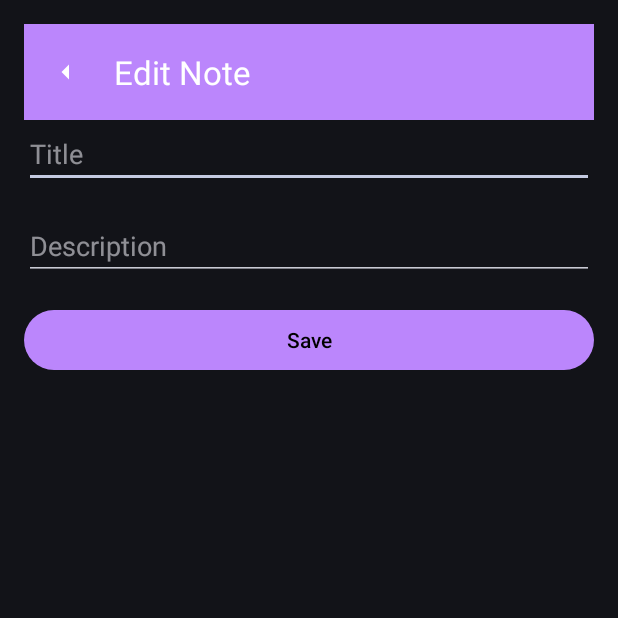
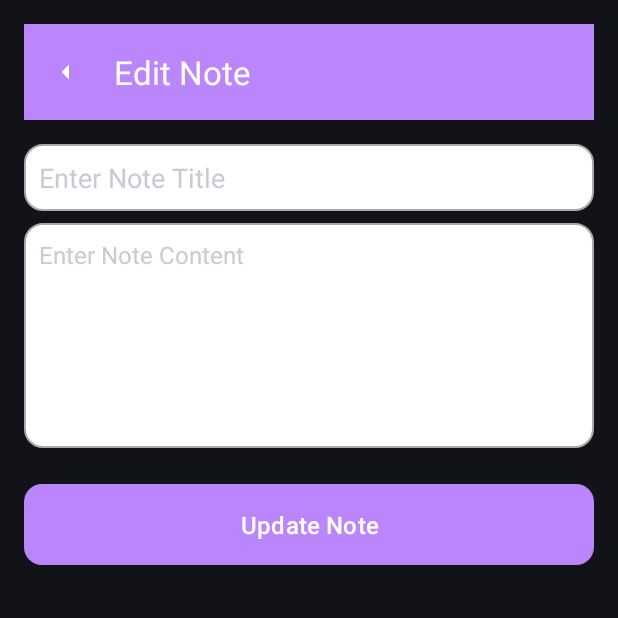
Before and after one commit to MeteorBlitz/note-taking-app, an Android app: the EditNoteActivity screen opened directly, with no data from a screen before it, on a phone screen of 412 x 824 dp, the top half of it. Run offline under Robolectric (Android 15) with nearby library versions, the phone set to English and light mode, and no system bars; our stand-ins replace Dagger/Hilt's generated code.

Commit message:
improved add 7 edit page UI

```diff
--- /dev/null
+++ b/app/src/main/res/drawable/rounded_button.xml
@@ -0,0 +1,5 @@
+<?xml version="1.0" encoding="utf-8"?>
+<shape xmlns:android="http://schemas.android.com/apk/res/android">
+    <solid android:color="?attr/colorPrimary" />
+    <corners android:radius="12dp" />
+</shape>
--- /dev/null
+++ b/app/src/main/res/drawable/rounded_edit_text.xml
@@ -0,0 +1,6 @@
+<?xml version="1.0" encoding="utf-8"?>
+<shape xmlns:android="http://schemas.android.com/apk/res/android">
+    <solid android:color="@android:color/white"/>
+    <corners android:radius="12dp"/>
+    <stroke android:color="@android:color/darker_gray" android:width="1dp"/>
+</shape>
--- a/app/src/main/res/layout/activity_edit_note.xml
+++ b/app/src/main/res/layout/activity_edit_note.xml
@@ -1,12 +1,13 @@
 <?xml version="1.0" encoding="utf-8"?>
-<!-- edit_note_activity.xml -->
 <LinearLayout xmlns:android="http://schemas.android.com/apk/res/android"
     android:layout_width="match_parent"
     android:layout_height="match_parent"
     android:fitsSystemWindows="true"
     android:orientation="vertical"
-    android:padding="16dp">
+    android:padding="16dp"
+    android:background="?android:attr/windowBackground">
 
+    <!-- Toolbar for the app title or back navigation -->
     <androidx.appcompat.widget.Toolbar
         android:id="@+id/toolbar"
         android:layout_width="match_parent"
@@ -14,23 +15,49 @@
         android:background="?attr/colorPrimary"
         android:elevation="4dp"/>
 
+    <!-- Note Title EditText -->
     <EditText
         android:id="@+id/etTitle"
         android:layout_width="match_parent"
         android:layout_height="wrap_content"
-        android:hint="Title" />
+        android:hint="Enter Note Title"
+        android:textColor="?android:textColorPrimary"
+        android:textColorHint="?android:textColorSecondary"
+        android:textSize="18sp"
+        android:inputType="text"
+        android:padding="10dp"
+        android:background="@drawable/rounded_edit_text"
+        android:layout_marginTop="16dp"/>
 
+    <!-- Note Content EditText -->
     <EditText
         android:id="@+id/etDescription"
         android:layout_width="match_parent"
         android:layout_height="wrap_content"
-        android:hint="Description"
-        android:layout_marginTop="16dp" />
+        android:hint="Enter Note Content"
+        android:textColor="?android:textColorPrimary"
+        android:textColorHint="?android:textColorSecondary"
+        android:textSize="16sp"
+        android:inputType="textMultiLine"
+        android:minHeight="150dp"
+        android:gravity="top|start"
+        android:scrollbars="vertical"
+        android:padding="10dp"
+        android:background="@drawable/rounded_edit_text"
+        android:layout_marginTop="8dp" />
 
+    <!-- Save Button -->
     <Button
         android:id="@+id/btnSave"
         android:layout_width="match_parent"
         android:layout_height="wrap_content"
-        android:text="Save"
-        android:layout_marginTop="16dp" />
+        android:text="Update Note"
+        android:textColor="@android:color/white"
+        android:background="@drawable/rounded_button"
+        android:layout_marginTop="24dp"
+        android:layout_marginBottom="16dp"
+        android:padding="12dp"
+        android:textSize="16sp"
+        android:elevation="4dp"/>
+
 </LinearLayout>
```
Also changed, not shown: app/src/main/res/layout/activity_add_note.xml (+26 -4 lines).
